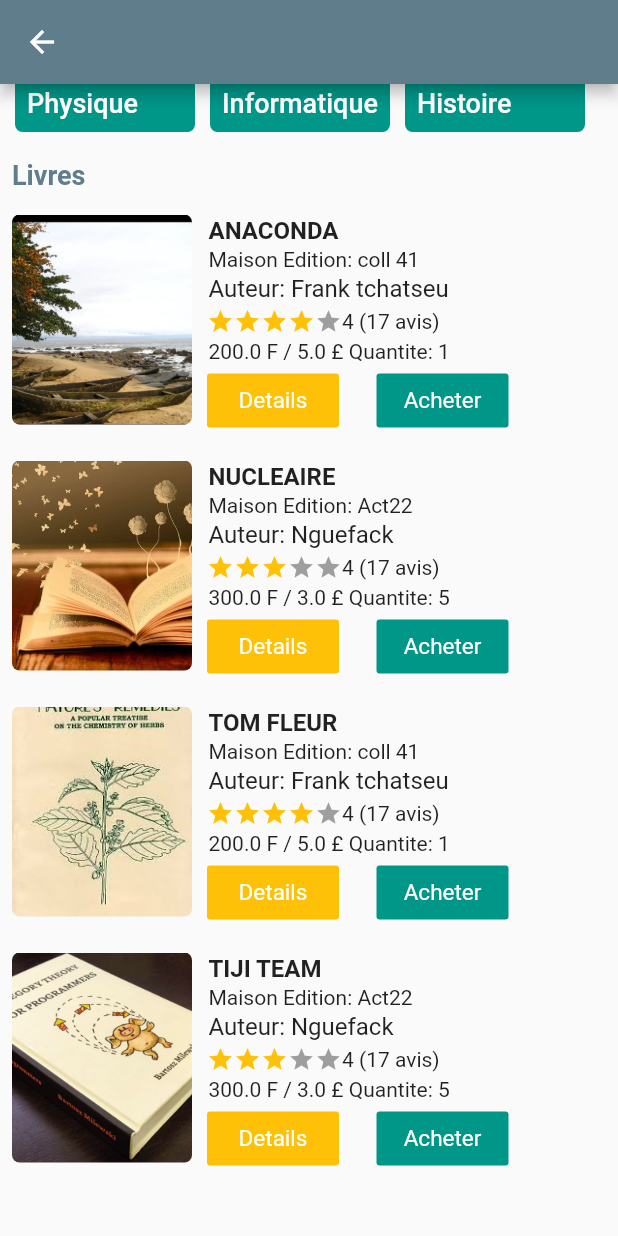
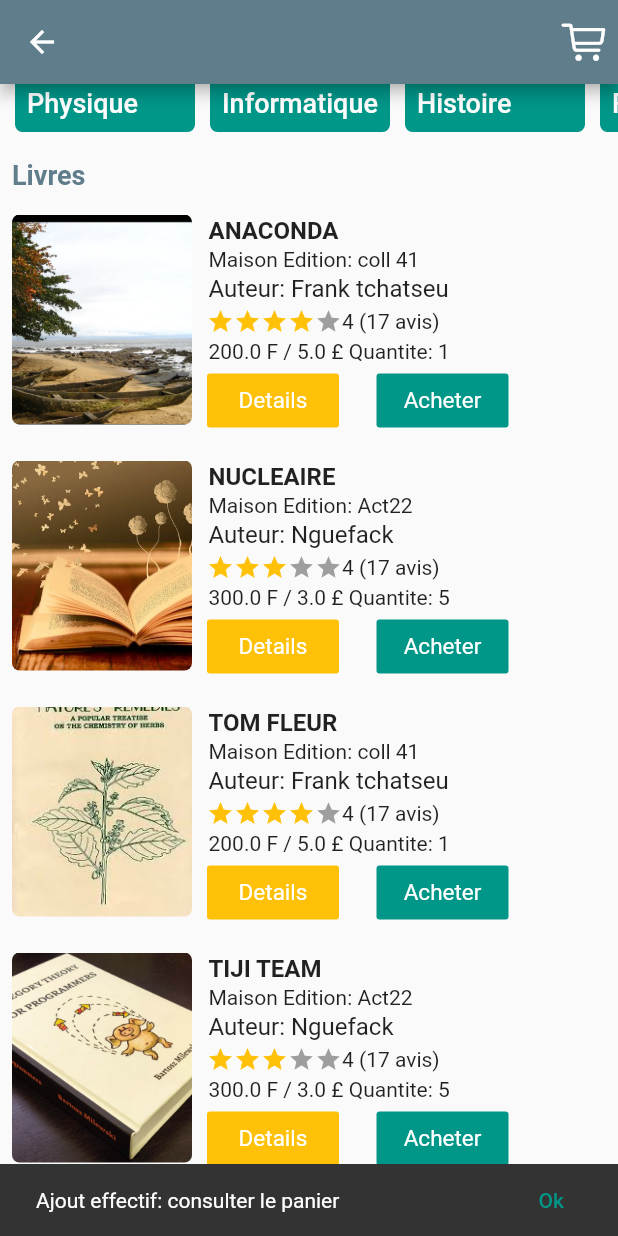
Before and after one commit to franktchatseu/sell_book_app, a Flutter app: the CategoryBook screen opened directly with empty values, scrolled down 311 dp, after a tap on "Acheter", on a phone screen of 412 x 824 dp. Run offline on Flutter 3.47's test engine with Material 2 defaults, Android fonts, the phone set to English and light mode, and no system bars; our stand-ins replace shared_preferences; accounts and stored records are empty; Roboto replaces fonts that are missing (Google Sans).

Commit message:
add basic fonctionalities inside the panier

```diff
--- a/lib/src/logic_app/models/article_panier.dart
+++ b/lib/src/logic_app/models/article_panier.dart
@@ -1,11 +1,41 @@
+
+import 'dart:convert';
 
 class Article{
   int _id;
+  int _book_id;
   String _name;
   String _category;
   double _prix;
   int _quantity;
-  Article(this._id,this._name,this._category,this._prix,this._category);
+  String _image;
+  Article(this._id,this._book_id,this._name,this._category,this._prix,this._quantity,this._image);
+
+  factory Article.fromJson(Map<String, dynamic> jsonData) {
+    return Article(jsonData['id'],jsonData['book_id'],jsonData['name'], jsonData['category'], jsonData['prix'], jsonData['quantity'], jsonData['image']);
+  }
+
+  static Map<String, dynamic> toMap(Article article) => {
+    'id': article.id,
+    'book_id':article.book_id,
+    'name': article.name,
+    'category': article.category,
+    'prix': article.prix,
+    'quantity': article.quantity,
+    'image': article.image,
+  };
+
+  static String encode(List<Article> articles) => json.encode(
+    articles
+        .map<Map<String, dynamic>>((article) => Article.toMap(article))
+        .toList(),
+  );
+
+  static List<Article> decode(String musics) =>
+      (json.decode(musics) as List<dynamic>)
+          .map<Article>((item) => Article.fromJson(item))
+          .toList();
+
 
   int get quantity => _quantity;
 
@@ -36,4 +66,16 @@ class Article{
   set id(int value) {
     _id = value;
   }
+
+  String get image => _image;
+
+  set image(String value) {
+    _image = value;
+  }
+
+  int get book_id => _book_id;
+
+  set book_id(int value) {
+    _book_id = value;
+  }
 }
--- a/lib/src/views/screen/book/book_card.dart
+++ b/lib/src/views/screen/book/book_card.dart
@@ -1,10 +1,17 @@
 import 'package:flutter/material.dart';
 import 'package:seel_book_app/src/logic_app/models/Book.dart';
+import 'package:seel_book_app/src/logic_app/models/article_panier.dart';
 import 'package:seel_book_app/src/views/screen/book/book_detail.dart';
-class BookCard extends StatelessWidget {
+import 'package:shared_preferences/shared_preferences.dart';
+class BookCard extends StatefulWidget {
   Book book;
   BookCard(this.book);
-  //build star
+
+  @override
+  _BookCardState createState() => _BookCardState();
+}
+
+class _BookCardState extends State<BookCard> {
   List<Widget> _builtVotes(int voteNumber) {
     List<Widget> votes = [];
     for (int i = 0; i < 5; i++) {
@@ -24,6 +31,67 @@ class BookCard extends StatelessWidget {
     return votes;
   }
 
+  final String encodedData = Article.encode([
+    new Article(1,1, "La Bonne Fontaine", "Science", 100, 2, "assets/images/categories/1.jpg"),
+    new Article(1,2, "Mme Bovari", "Education", 100, 2, "assets/images/categories/3.jpg"),
+    new Article(1,3, "Le Cid de Pierre", "Culture", 100, 2, "assets/images/categories/4.jpg"),
+    new Article(1,4, "Anaton ", "Sport", 100, 2, "assets/images/categories/2.jpg")
+  ]);
+
+
+
+  Future<void> buyAddPanier(Article article) async {
+    SharedPreferences sharedPreferences = await SharedPreferences.getInstance();
+    String result = sharedPreferences.getString('panier')?? "";
+    List<Article> listArticle;
+    if(result == ""){
+       listArticle = [];
+    }
+    else{
+      listArticle = Article.decode(result);
+    }
+     if(alreadyExist(listArticle, article)){
+       showMessage('Le livre existe deja dans le panier');
+       return;
+     }
+    listArticle.add(article);
+    showMessage('Ajout effectif: consulter le panier');
+    String encodeArticle = Article.encode(listArticle);
+    await sharedPreferences.setString('panier', encodeArticle);
+  }
+
+  bool alreadyExist(List<Article> list, Article article){
+    bool status = false;
+    list.forEach((element) {
+      if(element.book_id == article.book_id){
+        status = true;
+      }
+    });
+   return status;
+  }
+  showMessage(String message){
+    final snackBar = SnackBar(
+      content: Text(message),
+      action: SnackBarAction(
+        label: 'Ok',
+        textColor: Colors.teal,
+        onPressed: () {
+          // Some code to undo the change.
+        },
+      ),
+    );
+    Scaffold.of(context).showSnackBar(snackBar);
+  }
+
+  Future<void> getPanier() async {
+    SharedPreferences sharedPreferences = await SharedPreferences.getInstance();
+      String result = sharedPreferences.getString('panier');
+    final List<Article> decodedDatad = Article.decode(result);
+    decodedDatad.forEach((element) {
+      print (element.name);
+    });
+  }
+
   @override
   Widget build(BuildContext context) {
     return Padding(
@@ -37,7 +105,7 @@ class BookCard extends StatelessWidget {
             decoration: BoxDecoration(
                 borderRadius: BorderRadius.circular(5),
                 image: DecorationImage(
-                    fit: BoxFit.cover, image: AssetImage(this.book.cover_image))),
+                    fit: BoxFit.cover, image: AssetImage(this.widget.book.cover_image))),
           ),
           SizedBox(
             width: 10,
@@ -52,7 +120,7 @@ class BookCard extends StatelessWidget {
                     margin: EdgeInsets.all(1),
                     width: 180,
                     child: Text(
-                      this.book.title.toUpperCase(),
+                      this.widget.book.title.toUpperCase(),
                       style: TextStyle(
                           fontSize: 16,
                           fontWeight: FontWeight.bold,
@@ -67,7 +135,7 @@ class BookCard extends StatelessWidget {
                     margin: EdgeInsets.all(1),
                     width: 180,
                     child: Text(
-                      "Maison Edition: ${this.book.edition} ",
+                      "Maison Edition: ${this.widget.book.edition} ",
                       style: TextStyle(
                           fontSize: 14,
                           fontWeight: FontWeight.w400,
@@ -82,7 +150,7 @@ class BookCard extends StatelessWidget {
                     margin: EdgeInsets.all(1),
                     width: 180,
                     child: Text(
-                      "Auteur: ${this.book.autor}",
+                      "Auteur: ${this.widget.book.autor}",
                       style: TextStyle(
                           fontSize: 16,
                           fontWeight: FontWeight.w400,
@@ -93,7 +161,7 @@ class BookCard extends StatelessWidget {
               ),
               SizedBox(height: 2,),
               Row(
-                children: _builtVotes(this.book.vote_number),
+                children: _builtVotes(this.widget.book.vote_number),
               ),
               SizedBox(
                 height: 2,
@@ -104,7 +172,7 @@ class BookCard extends StatelessWidget {
                     margin: EdgeInsets.all(1),
                     width: 180,
                     child: Text(
-                      "${this.book.fcfa_price} F / ${this.book.euro_price} £ Quantite: ${book.quantity} ",
+                      "${this.widget.book.fcfa_price} F / ${this.widget.book.euro_price} £ Quantite: ${widget.book.quantity} ",
                       style: TextStyle(
                           fontSize: 14,
                           fontWeight: FontWeight.w400,
@@ -120,7 +188,7 @@ class BookCard extends StatelessWidget {
                     padding: EdgeInsets.all(5),
                     color: Colors.amber,
                       onPressed: (){
-                        Navigator.push(context, MaterialPageRoute(builder: (context)=>BookDetail(this.book)));
+                        Navigator.push(context, MaterialPageRoute(builder: (context)=>BookDetail(this.widget.book)));
                       },
                       child: Text("Details",style: TextStyle(
                           fontSize: 15,
@@ -131,7 +199,9 @@ class BookCard extends StatelessWidget {
                   FlatButton(
                       padding: EdgeInsets.all(5),
                       color: Colors.teal,
-                      onPressed: (){},
+                      onPressed: (){
+                        buyAddPanier(new Article(1,widget.book.id, widget.book.title, widget.book.edition, widget.book.fcfa_price, 0, widget.book.cover_image));
+                      },
                       child: Text("Acheter",style: TextStyle(
                           fontSize: 15,
                           color: Colors.white,
--- a/lib/src/views/screen/category/category_book.dart
+++ b/lib/src/views/screen/category/category_book.dart
@@ -1,7 +1,12 @@
+import 'package:flutter/cupertino.dart';
 import 'package:flutter/material.dart';
 import 'package:seel_book_app/src/logic_app/models/Book.dart';
+import 'package:seel_book_app/src/logic_app/models/article_panier.dart';
+import 'package:seel_book_app/src/views/screen/articles/panier_article.dart';
 import 'package:seel_book_app/src/views/screen/book/book_card.dart';
 import 'package:seel_book_app/src/views/screen/category/category_card.dart';
+import 'package:seel_book_app/src/views/utils/panier_action.dart';
+import 'package:shared_preferences/shared_preferences.dart';
 class CategoryBook extends StatefulWidget {
 
   int category_id;
@@ -30,12 +35,17 @@ class _CategoryBookState extends State<CategoryBook> {
       "cover_image":"assets/images/categories/2.jpg",
       "name":"Histoire"
     },
+    {
+      "id":3,
+      "cover_image":"assets/images/categories/1.jpg",
+      "name":"Francais"
+    },
   ];
   List<Book> listBooks = [
     new Book(1, "Anaconda", "Frank tchatseu", "coll 41", 1, 5, 200, 4, "assets/images/category_test.png"),
     new Book(2, "Nucleaire", "Nguefack", "Act22", 5, 3, 300, 3, "assets/images/categories/1.jpg"),
-    new Book(1, "Tom Fleur", "Frank tchatseu", "coll 41", 1, 5, 200, 4, "assets/images/categories/4.jpg"),
-    new Book(2, "Tiji Team", "Nguefack", "Act22", 5, 3, 300, 3, "assets/images/categories/6.png")
+    new Book(3, "Tom Fleur", "Frank tchatseu", "coll 41", 1, 5, 200, 4, "assets/images/categories/4.jpg"),
+    new Book(4, "Tiji Team", "Nguefack", "Act22", 5, 3, 300, 3, "assets/images/categories/6.png")
   ];
 
   @override
@@ -43,6 +53,9 @@ class _CategoryBookState extends State<CategoryBook> {
     return Scaffold(
       appBar: AppBar(
         title: Text(widget.category_name),
+        actions: [
+          PanierActionUI()
+        ],
       ),
       body: CustomScrollView(
         //very very important in order to be careful with some bug
--- /dev/null
+++ b/lib/src/views/utils/panier_action.dart
@@ -0,0 +1,20 @@
+import 'package:flutter/cupertino.dart';
+import 'package:flutter/material.dart';
+import 'package:seel_book_app/src/views/screen/articles/panier_article.dart';
+class PanierActionUI extends StatelessWidget {
+  @override
+  Widget build(BuildContext context) {
+    return Padding(
+      padding: const EdgeInsets.all(8.0),
+      child: InkWell(
+        onTap: (){
+          Navigator.push(context, MaterialPageRoute(builder: (context)=>PanierArticle()));
+        },
+        child: Icon(
+          CupertinoIcons.shopping_cart,
+          size: 30,
+        ),
+      ),
+    );
+  }
+}
--- a/pubspec.yaml
+++ b/pubspec.yaml
@@ -28,6 +28,9 @@ dependencies:
   # The following adds the Cupertino Icons font to your application.
   # Use with the CupertinoIcons class for iOS style icons.
   cupertino_icons: ^1.0.0
+  shared_preferences: ^0.5.12+4
+  date_time_picker: ^1.1.0
+  dio: ^3.0.2
 
 dev_dependencies:
   flutter_test:
```
Also changed, not shown: lib/main.dart (+10 -0 lines), lib/src/views/screen/articles/article_item.dart (added, +197 -0 lines), lib/src/views/screen/articles/panier_article.dart (added, +163 -0 lines), lib/src/views/screen/book/book_detail.dart (+15 -1 lines), lib/src/views/utils/image_scroll.dart (+9 -16 lines), pubspec.lock.
